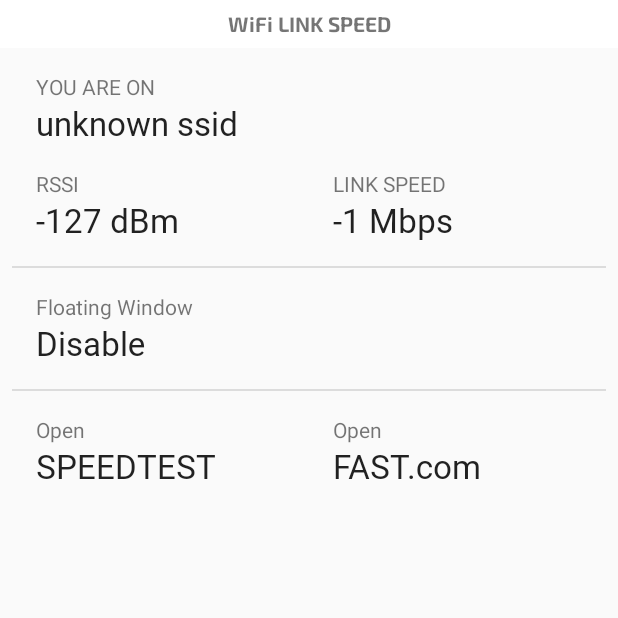
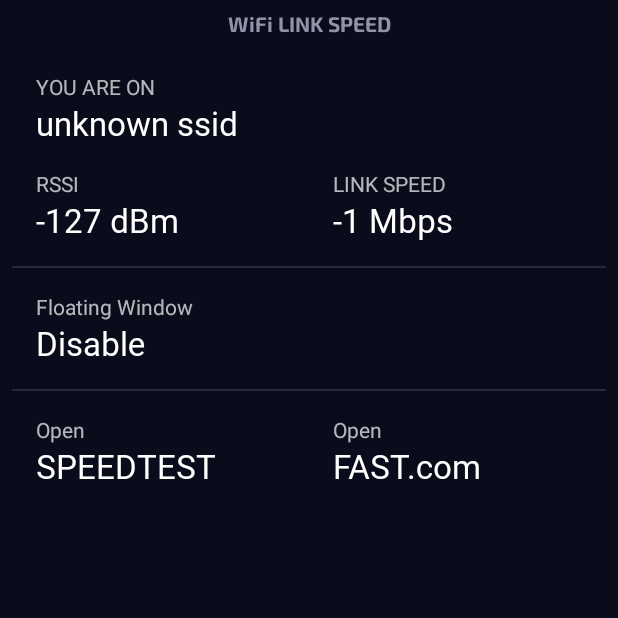
Before and after one commit to MrNegativeTW/WifiLinkSpeed, an Android app: the screen it shows after launch (MainActivity), on a phone screen of 412 x 824 dp, the top half of it. Run offline under Robolectric (Android 15) with nearby library versions, the phone set to English and light mode, and no system bars; Roboto replaces fonts that are not available here.

Commit message:
DarkTheme Now engage

```diff
--- a/WifiLinkSpeed/app/src/main/java/com/txwstudio/app/wifilinkspeed/MainActivity.kt
+++ b/WifiLinkSpeed/app/src/main/java/com/txwstudio/app/wifilinkspeed/MainActivity.kt
@@ -16,6 +16,7 @@
 import android.widget.Toast
 import androidx.appcompat.app.AlertDialog
 import androidx.appcompat.app.AppCompatActivity
+import androidx.appcompat.app.AppCompatDelegate
 import androidx.browser.customtabs.CustomTabsIntent
 import androidx.core.content.ContextCompat
 import kotlinx.android.synthetic.main.activity_main.*
@@ -56,6 +57,10 @@
     /** App Initial */
     private fun setupTheme() {
         setTheme(R.style.AppTheme_NoActionBar)
+
+        // Enable Dark mode in dev
+//        AppCompatDelegate.setDefaultNightMode(AppCompatDelegate.MODE_NIGHT_YES)
+//        delegate.localNightMode = AppCompatDelegate.MODE_NIGHT_YES
 
         // Fix white status bar when sdk <= 21
         if (Build.VERSION.SDK_INT == Build.VERSION_CODES.LOLLIPOP) {
--- a/WifiLinkSpeed/app/src/main/res/layout/activity_main.xml
+++ b/WifiLinkSpeed/app/src/main/res/layout/activity_main.xml
@@ -4,13 +4,15 @@
     xmlns:tools="http://schemas.android.com/tools"
     android:layout_width="match_parent"
     android:layout_height="match_parent"
+    android:background="?attr/colorPrimary"
     tools:context=".MainActivity">
 
     <androidx.appcompat.widget.Toolbar
         android:id="@+id/toolbar_main"
+        style="@style/AppTheme"
         android:layout_width="match_parent"
         android:layout_height="32dp"
-        android:background="@color/lightMode_colorPrimary"
+        android:background="?attr/colorPrimary"
         app:layout_constraintStart_toStartOf="parent"
         app:layout_constraintTop_toTopOf="parent">
 
@@ -21,6 +23,7 @@
             android:layout_gravity="center"
             android:fontFamily="@font/exo_2_bold"
             android:text="@string/app_name_toolbar"
+            android:textColor="@color/speedtest_main_grey"
             tools:layout_editor_absoluteX="156dp"
             tools:layout_editor_absoluteY="6dp" />
 
@@ -159,15 +162,15 @@
     </androidx.cardview.widget.CardView>
 
     <androidx.cardview.widget.CardView
-        android:visibility="gone"
         android:id="@+id/cardview_main_moreInfo"
         android:layout_width="0dp"
         android:layout_height="wrap_content"
+        android:layout_marginStart="8dp"
         android:layout_marginEnd="8dp"
-        android:layout_marginStart="8dp"
         android:clickable="true"
         android:focusable="true"
         android:foreground="?android:attr/selectableItemBackground"
+        android:visibility="gone"
         app:cardBackgroundColor="#F0F0F0"
         app:cardCornerRadius="8dp"
         app:cardElevation="0dp"
@@ -183,8 +186,8 @@
         <LinearLayout
             android:layout_width="match_parent"
             android:layout_height="wrap_content"
-            android:orientation="vertical"
-            android:gravity="center">
+            android:gravity="center"
+            android:orientation="vertical">
 
             <TextView
                 android:id="@+id/textview_moreDetail_title"
@@ -200,19 +203,19 @@
         android:layout_width="match_parent"
         android:layout_height="1dp"
         android:layout_marginStart="8dp"
+        android:layout_marginTop="8dp"
         android:layout_marginEnd="8dp"
-        android:layout_marginTop="8dp"
         android:background="?android:attr/listDivider"
-        app:layout_constraintTop_toBottomOf="@id/cardview_main_moreInfo"
         app:layout_constraintEnd_toEndOf="parent"
-        app:layout_constraintStart_toStartOf="parent" />
+        app:layout_constraintStart_toStartOf="parent"
+        app:layout_constraintTop_toBottomOf="@id/cardview_main_moreInfo" />
 
     <androidx.cardview.widget.CardView
         android:id="@+id/cardview_main_floatWindow"
         android:layout_width="0dp"
         android:layout_height="wrap_content"
+        android:layout_marginStart="8dp"
         android:layout_marginTop="8dp"
-        android:layout_marginStart="8dp"
         android:layout_marginEnd="8dp"
         android:clickable="true"
         android:focusable="true"
@@ -256,14 +259,14 @@
         android:id="@+id/divider2"
         android:layout_width="match_parent"
         android:layout_height="1dp"
+        android:layout_marginStart="8dp"
         android:layout_marginTop="8dp"
-        android:layout_marginStart="8dp"
         android:layout_marginEnd="8dp"
         android:layout_marginBottom="8dp"
         android:background="?android:attr/listDivider"
-        app:layout_constraintTop_toBottomOf="@id/cardview_main_floatWindow"
         app:layout_constraintEnd_toEndOf="parent"
-        app:layout_constraintStart_toStartOf="parent" />
+        app:layout_constraintStart_toStartOf="parent"
+        app:layout_constraintTop_toBottomOf="@id/cardview_main_floatWindow" />
 
     <androidx.cardview.widget.CardView
         android:id="@+id/cardview_main_openspeedtest"
@@ -281,10 +284,10 @@
         app:contentPaddingLeft="@dimen/card_content_padding_horizontal"
         app:contentPaddingRight="@dimen/card_content_padding_horizontal"
         app:contentPaddingTop="@dimen/card_content_padding_vertical"
-        app:layout_constraintTop_toBottomOf="@id/divider2"
         app:layout_constraintEnd_toStartOf="@id/cardview_main_openfastcom"
         app:layout_constraintHorizontal_bias="0.5"
-        app:layout_constraintStart_toStartOf="parent">
+        app:layout_constraintStart_toStartOf="parent"
+        app:layout_constraintTop_toBottomOf="@id/divider2">
 
         <LinearLayout
             android:layout_width="match_parent"
@@ -325,10 +328,10 @@
         app:contentPaddingLeft="@dimen/card_content_padding_horizontal"
         app:contentPaddingRight="@dimen/card_content_padding_horizontal"
         app:contentPaddingTop="@dimen/card_content_padding_vertical"
-        app:layout_constraintTop_toBottomOf="@id/divider2"
         app:layout_constraintEnd_toEndOf="parent"
         app:layout_constraintHorizontal_bias="0.5"
-        app:layout_constraintStart_toEndOf="@id/cardview_main_openspeedtest">
+        app:layout_constraintStart_toEndOf="@id/cardview_main_openspeedtest"
+        app:layout_constraintTop_toBottomOf="@id/divider2">
 
         <LinearLayout
             android:layout_width="match_parent"
--- a/WifiLinkSpeed/app/src/main/res/values/styles.xml
+++ b/WifiLinkSpeed/app/src/main/res/values/styles.xml
@@ -1,24 +1,12 @@
 <resources>
 
     <!-- Base application theme. -->
-    <style name="AppTheme" parent="Theme.AppCompat.Light.DarkActionBar">
+    <style name="AppTheme" parent="Theme.AppCompat">
         <!-- Customize your theme here. -->
-        <item name="android:windowLightStatusBar">true</item>
-        <item name="colorPrimary">@color/lightMode_colorPrimary</item>
-        <item name="colorPrimaryDark">@color/lightMode_colorPrimaryDark</item>
-        <item name="colorAccent">@color/lightMode_colorAccent</item>
+        <item name="colorPrimary">@color/speedtest_main_blackBlue</item>
+        <item name="colorPrimaryDark">@color/speedtest_main_blackBlue</item>
+        <item name="colorAccent">@color/speedtest_main_green</item>
     </style>
-
-    <!-- Dark Theme (Default) -->
-    <style name="AppTheme_Dark" parent="Theme.AppCompat">
-        <item name="colorPrimary">@color/darkMode_colorPrimaryDark</item>
-        <item name="colorPrimaryDark">@color/darkMode_colorPrimaryDark</item>
-        <item name="colorAccent">@color/darkMode_colorAccent</item>
-<!--        <item name="fabButtonColor">@color/fabButtonColor</item>-->
-<!--        <item name="PopupOverlay">@style/AppTheme.PopupOverlay</item>-->
-<!--        <item name="iconColor">@color/white</item>-->
-    </style>
-
     <style name="AppTheme_NoActionBar" parent="AppTheme">
         <item name="windowActionBar">false</item>
         <item name="windowNoTitle">true</item>
```
